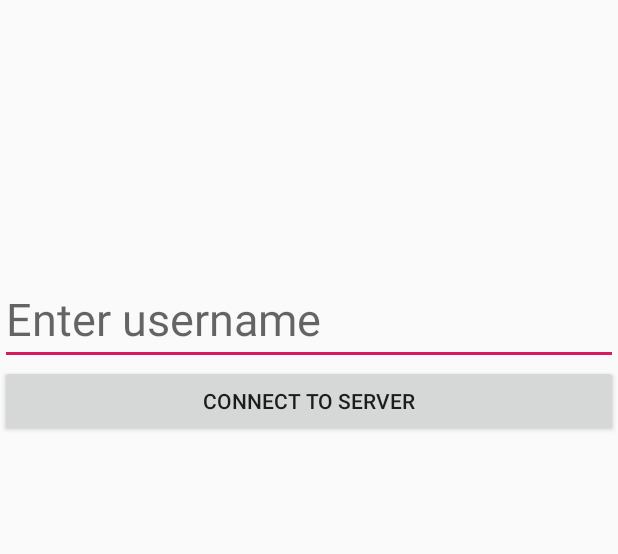
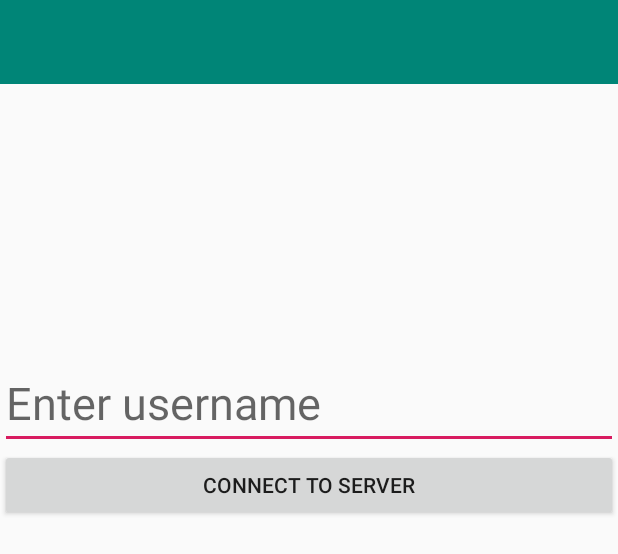
Before and after one commit to KTOC/LocationClient, an Android app: the layout activity_main.xml on its own in the app's theme, with its tools: preview values and no code run, on a phone screen of 412 x 824 dp. Shown: the top 554 px of the screen. Run offline under Robolectric (Android 15) with nearby library versions, the phone set to English and light mode, and no system bars.

Commit message:
some changes lol

```diff
--- a/app/src/main/AndroidManifest.xml
+++ b/app/src/main/AndroidManifest.xml
@@ -19,7 +19,10 @@
                 <category android:name="android.intent.category.LAUNCHER" />
             </intent-filter>
         </activity>
-        <activity android:name=".ConnectedActivity"/>
+        <activity
+            android:name=".ConnectedActivity"
+            android:label="@string/connection_label"
+            android:parentActivityName=".MainActivity" />
     </application>
 
 </manifest>
--- a/app/src/main/res/layout/activity_main.xml
+++ b/app/src/main/res/layout/activity_main.xml
@@ -1,25 +1,24 @@
 <?xml version="1.0" encoding="utf-8"?>
-<RelativeLayout xmlns:android="http://schemas.android.com/apk/res/android"
-    xmlns:tools="http://schemas.android.com/tools"
+<LinearLayout xmlns:android="http://schemas.android.com/apk/res/android"
+    android:orientation="vertical"
     android:layout_width="match_parent"
-    android:layout_height="match_parent"
-    tools:context=".MainActivity">
+    android:layout_height="wrap_content">
+
+    <include layout="@layout/toolbar_main" android:id="@+id/toolbar" />
 
     <EditText
         android:id="@+id/username"
         android:layout_width="match_parent"
         android:layout_height="wrap_content"
-        android:layout_alignParentStart="true"
-        android:layout_alignParentTop="true"
         android:layout_marginTop="182dp"
-        android:hint="Enter username"
-        android:textSize="30dp" />
+        android:inputType="text"
+        android:hint="@string/enter_username"
+        android:textSize="30sp" />
 
     <Button
-        android:layout_below="@+id/username"
         android:id="@+id/connect"
-        android:text="Connect to Server"
+        android:text="@string/connect_to_server"
         android:layout_width="match_parent"
         android:layout_height="wrap_content" />
 
-</RelativeLayout>
+</LinearLayout>
--- /dev/null
+++ b/app/src/main/res/layout/toolbar_main.xml
@@ -0,0 +1,7 @@
+<?xml version="1.0" encoding="utf-8"?>
+<android.support.v7.widget.Toolbar
+    xmlns:android="http://schemas.android.com/apk/res/android"
+    android:layout_width="match_parent"
+    android:layout_height="?attr/actionBarSize"
+    android:background="?attr/colorPrimary"
+    android:theme="@style/ThemeOverlay.AppCompat.Dark.ActionBar" />
--- a/app/src/main/res/values/strings.xml
+++ b/app/src/main/res/values/strings.xml
@@ -1,3 +1,10 @@
 <resources>
     <string name="app_name">LocationClient</string>
+    <string name="connect_label">Connect</string>
+    <string name="disconnect_label">Disconnect</string>
+    <string name="connection_label">Connection</string>
+    <string name="register_label">Registration</string>
+    <string name="connect_to_server">Connect to server</string>
+    <string name="enter_username">Enter username</string>
+    <string name="start_transfer">Start sending location data</string>
 </resources>
--- a/app/src/main/res/values/styles.xml
+++ b/app/src/main/res/values/styles.xml
@@ -1,7 +1,7 @@
 <resources>
 
     <!-- Base application theme. -->
-    <style name="AppTheme" parent="Theme.AppCompat.Light.DarkActionBar">
+    <style name="AppTheme" parent="Theme.AppCompat.Light.NoActionBar">
         <!-- Customize your theme here. -->
         <item name="colorPrimary">@color/colorPrimary</item>
         <item name="colorPrimaryDark">@color/colorPrimaryDark</item>
```
Also changed, not shown: app/src/main/java/work/koumakan/locationclient/ConnectedActivity.java (+7 -2 lines), app/src/main/java/work/koumakan/locationclient/MainActivity.java (+8 -1 lines), app/src/main/res/layout/activity_connected.xml (+4 -3 lines), app/src/main/res/menu/menu_main.xml (added, +7 -0 lines).
